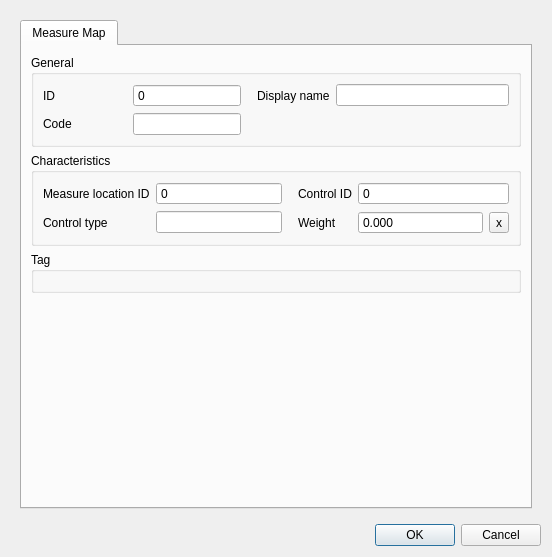
Above: threedi_schematisation_editor/forms/ui/measure_map.ui from nens/threedi-schematisation-editor before the change. Below: the same form after it.
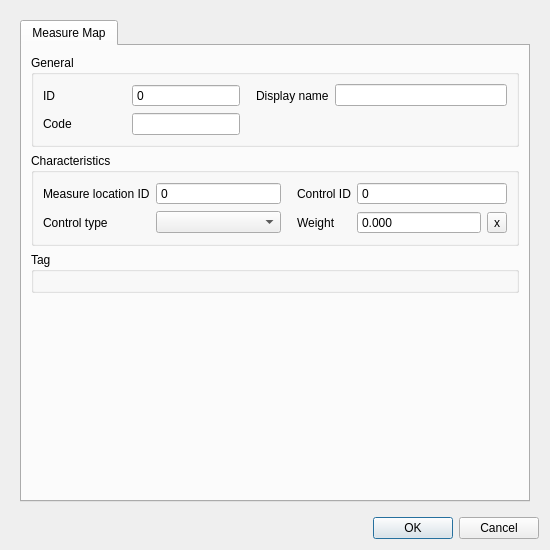
That is the form after the change.

```diff
--- a/threedi_schematisation_editor/forms/ui/measure_map.ui
+++ b/threedi_schematisation_editor/forms/ui/measure_map.ui
@@ -6,8 +6,8 @@
    <rect>
     <x>0</x>
     <y>0</y>
-    <width>552</width>
-    <height>557</height>
+    <width>550</width>
+    <height>550</height>
    </rect>
   </property>
   <property name="windowTitle">
@@ -27,8 +27,8 @@
        <rect>
         <x>0</x>
         <y>0</y>
-        <width>534</width>
-        <height>510</height>
+        <width>532</width>
+        <height>503</height>
        </rect>
       </property>
       <layout class="QGridLayout" name="gridLayout_7">
@@ -184,13 +184,6 @@
                 </property>
                </widget>
               </item>
-              <item row="1" column="1">
-               <widget class="QLineEdit" name="control_type">
-                <property name="readOnly">
-                 <bool>true</bool>
-                </property>
-               </widget>
-              </item>
               <item row="0" column="2">
                <widget class="QLabel" name="label_7">
                 <property name="locale">
@@ -336,6 +329,9 @@
                 </property>
                </widget>
               </item>
+              <item row="1" column="1">
+               <widget class="QComboBox" name="control_type"/>
+              </item>
              </layout>
             </widget>
            </item>
```
Left out of the diff: 7 changed lines with no effect on the pictures.
